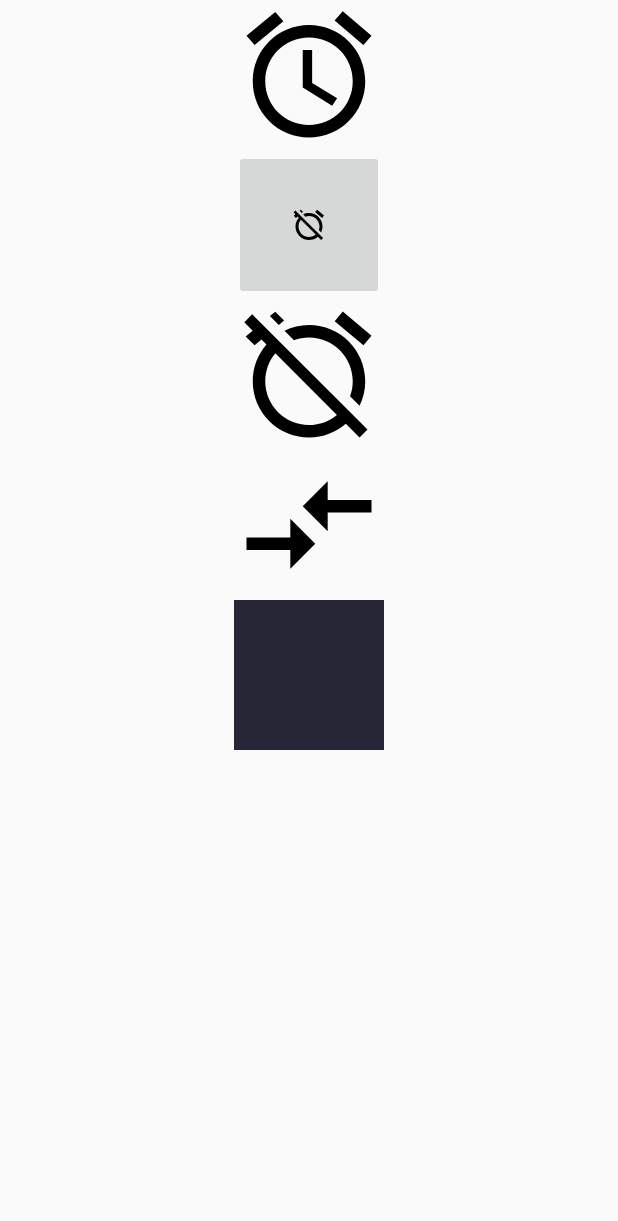
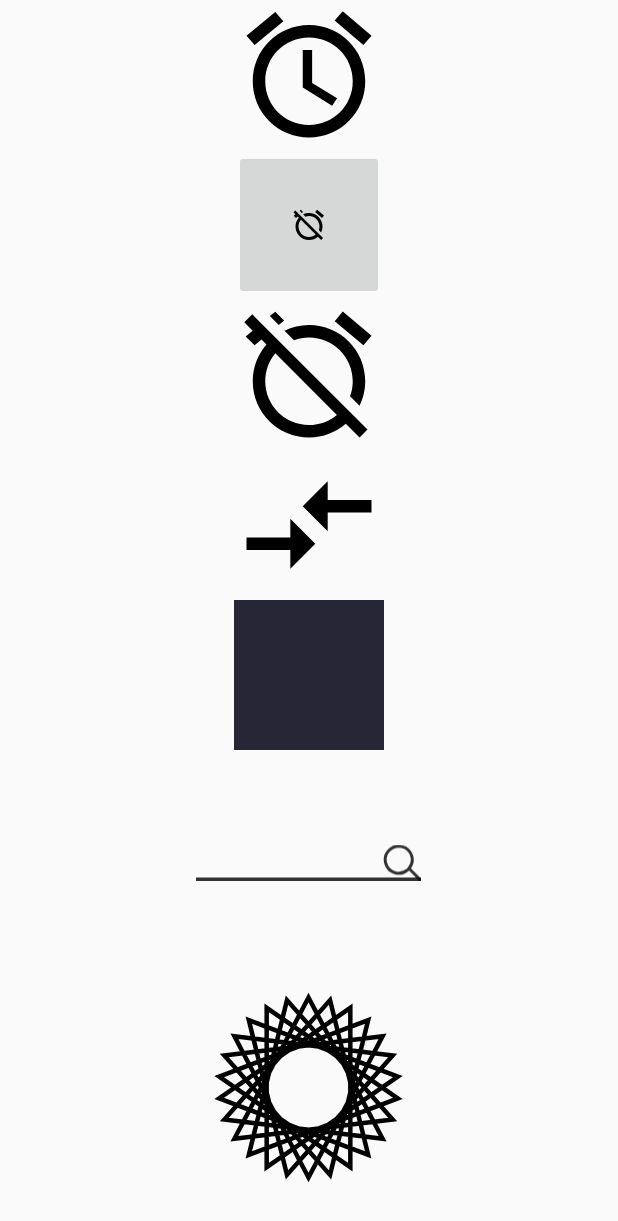
Before and after one commit to Pgrammerybj/AnimationUtils, an Android app: the Demo screen opened directly, with no data from a screen before it, on a phone screen of 412 x 824 dp. Shown: the top 1221 px of the screen. Run offline under Robolectric (Android 15) with nearby library versions, the phone set to English and light mode, and no system bars.

Commit message:
添加了搜索框动画

```diff
--- a/app/src/main/java/com/angelstar/animation/vectordrawable/Demo.java
+++ b/app/src/main/java/com/angelstar/animation/vectordrawable/Demo.java
@@ -38,7 +38,6 @@ public class Demo extends AppCompatActivity {
     }
 
     public void click(View view) {
-        Log.e(TAG, "click: ");
         ImageView imageView = (ImageView) view;
         Drawable drawable = imageView.getDrawable();
         if (drawable instanceof Animatable) {
--- /dev/null
+++ b/app/src/main/res/animator/anim_bar.xml
@@ -0,0 +1,11 @@
+<?xml version="1.0" encoding="utf-8"?>
+<objectAnimator xmlns:android="http://schemas.android.com/apk/res/android"
+                android:duration="1000"
+                android:propertyName="trimPathStart"
+                android:repeatCount="infinite"
+                android:repeatMode="reverse"
+                android:valueFrom="1"
+                android:valueTo="0"
+                android:valueType="floatType"
+    >
+</objectAnimator>
--- /dev/null
+++ b/app/src/main/res/animator/anim_path.xml
@@ -0,0 +1,12 @@
+<?xml version="1.0" encoding="utf-8"?>
+<objectAnimator xmlns:android="http://schemas.android.com/apk/res/android"
+                android:duration="5000"
+                android:propertyName="trimPathStart"
+                android:valueFrom="1"
+                android:valueTo="0"
+                android:valueType="floatType"
+                android:repeatMode="reverse"
+                android:repeatCount="infinite"
+    >
+
+</objectAnimator>
--- /dev/null
+++ b/app/src/main/res/animator/anim_search.xml
@@ -0,0 +1,12 @@
+<?xml version="1.0" encoding="utf-8"?>
+<objectAnimator xmlns:android="http://schemas.android.com/apk/res/android"
+                android:duration="1000"
+                android:propertyName="trimPathStart"
+                android:repeatCount="infinite"
+                android:repeatMode="reverse"
+                android:valueFrom="1"
+                android:valueTo="0"
+                android:valueType="floatType"
+    >
+    <!--android:propertyName="trimPathEnd"-->
+</objectAnimator>
--- a/app/src/main/res/animator/anim_square.xml
+++ b/app/src/main/res/animator/anim_square.xml
@@ -3,12 +3,10 @@
                 android:duration="5000"
                 android:interpolator="@android:interpolator/overshoot"
                 android:propertyName="fillColor"
-                android:valueFrom="@android:color/holo_red_dark"
+                android:repeatCount="infinite"
+                android:repeatMode="reverse"
+                android:valueFrom="@android:color/holo_blue_dark"
                 android:valueTo="@android:color/darker_gray"
                 android:valueType="intType"
     >
-    <!--androd:valueFrom="@android:color/holo_red_dark"-->
-    <!--androd:valueTo="@android:color/darker_gray"-->
-    <!--android:valueFrom="@android:color/holo_blue_bright"-->
-    <!--android:valueTo="@android:color/holo_blue_dark"-->
 </objectAnimator>
--- /dev/null
+++ b/app/src/main/res/drawable/path.xml
@@ -0,0 +1,15 @@
+<vector xmlns:android="http://schemas.android.com/apk/res/android"
+        android:width="200dp"
+        android:height="200dp"
+        android:viewportHeight="500"
+        android:viewportWidth="500">
+    <group
+        android:scaleX="5.0"
+        android:scaleY="5.0">
+        <path
+            android:name="star"
+            android:pathData="M 50.0,90.0 L 82.9193546357,27.2774101308 L 12.5993502926,35.8158045183 L 59.5726265715,88.837672697 L 76.5249063296,20.0595700732 L 10.2916450361,45.1785327898 L 68.5889268818,85.4182410261 L 68.5889268818,14.5817589739 L 10.2916450361,54.8214672102 L 76.5249063296,79.9404299268 L 59.5726265715,11.162327303 L 12.5993502926,64.1841954817 L 82.9193546357,72.7225898692 L 50.0,10.0 L 17.0806453643,72.7225898692 L 87.4006497074,64.1841954817 L 40.4273734285,11.162327303 L 23.4750936704,79.9404299268 L 89.7083549639,54.8214672102 L 31.4110731182,14.5817589739 L 31.4110731182,85.4182410261 L 89.7083549639,45.1785327898 L 23.4750936704,20.0595700732 L 40.4273734285,88.837672697 L 87.4006497074,35.8158045183 L 17.0806453643,27.2774101308 L 50.0,90.0Z"
+            android:strokeColor="#000000"
+            android:strokeWidth="2"/>
+    </group>
+</vector>
--- /dev/null
+++ b/app/src/main/res/drawable/path_anim.xml
@@ -0,0 +1,8 @@
+<?xml version="1.0" encoding="utf-8"?>
+<animated-vector xmlns:android="http://schemas.android.com/apk/res/android"
+                 android:drawable="@drawable/path"
+    >
+    <target
+        android:name="star"
+        android:animation="@animator/anim_path"/>
+</animated-vector>
--- /dev/null
+++ b/app/src/main/res/drawable/searchbar_anim.xml
@@ -0,0 +1,12 @@
+<?xml version="1.0" encoding="utf-8"?>
+<animated-vector xmlns:android="http://schemas.android.com/apk/res/android"
+    android:drawable="@drawable/searchbar"
+    >
+    <target
+        android:animation="@animator/anim_search"
+        android:name="search"/>
+    <target
+        android:animation="@animator/anim_bar"
+        android:name="bar"/>
+
+</animated-vector>
--- a/app/src/main/res/layout/activity_demo.xml
+++ b/app/src/main/res/layout/activity_demo.xml
@@ -45,5 +45,20 @@
             android:onClick="click"
             app:srcCompat="@drawable/square_anim"
             />
+
+        <ImageView
+            android:layout_width="@dimen/dp_150"
+            android:layout_height="@dimen/dp_150"
+            android:onClick="click"
+            app:srcCompat="@drawable/searchbar_anim"
+            />
+
+        <ImageView
+            android:layout_width="@dimen/dp_150"
+            android:layout_height="@dimen/dp_150"
+            android:onClick="click"
+            app:srcCompat="@drawable/path_anim"
+            />
+
     </LinearLayout>
 </ScrollView>
--- a/app/src/main/res/values/dimens.xml
+++ b/app/src/main/res/values/dimens.xml
@@ -3,6 +3,7 @@
     <dimen name="activity_vertical_margin">16dp</dimen>
     <dimen name="item_margin_leftright">30dp</dimen>
     <dimen name="dp_100">100dp</dimen>
+    <dimen name="dp_150">150dp</dimen>
 
     <dimen name="sp_14">14sp</dimen>
     <dimen name="sp_18">18sp</dimen>
```
Also changed, not shown: app/src/main/res/mipmap-hdpi/ic_launcher.png (deleted), app/src/main/res/mipmap-mdpi/ic_launcher.png (deleted), app/src/main/res/mipmap-xhdpi/ic_launcher.png (deleted), app/src/main/res/mipmap-xxhdpi/ic_launcher.png, app/src/main/res/mipmap-xxxhdpi/ic_launcher.png (deleted), 1 other file.
